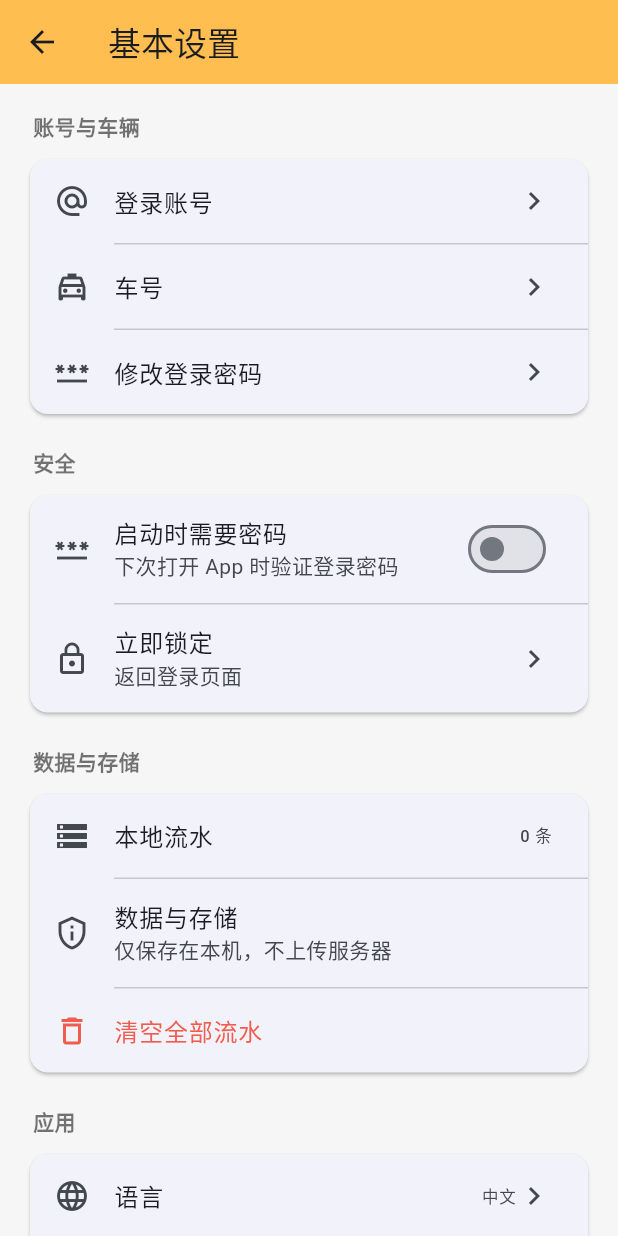
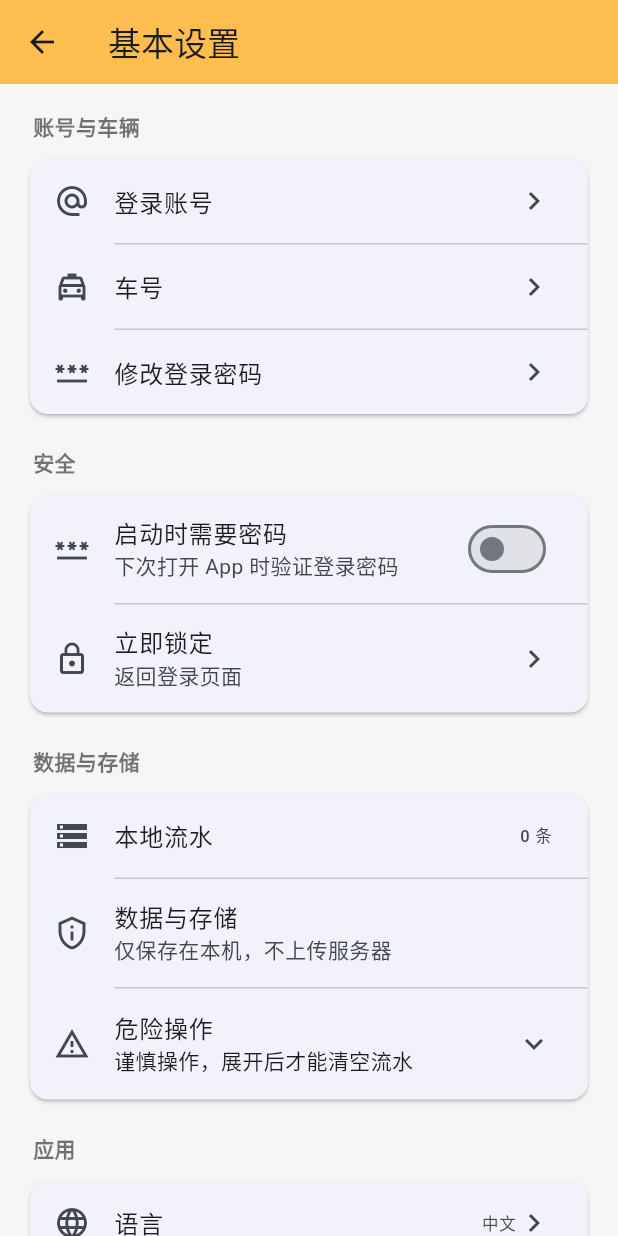
Before and after one commit to outefol/taxi-accounting-app, a Flutter app: the SettingsPage screen opened directly with empty values, on a phone screen of 412 x 824 dp. Run offline on Flutter 3.47's test engine with Material 3 defaults, Android fonts, the phone set to English and light mode, and no system bars; our stand-ins replace audioplayers, csv, shared_preferences; accounts and stored records are empty.

Commit message:
隐藏清空流水危险操作

```diff
--- a/lib/main.dart
+++ b/lib/main.dart
@@ -1028,16 +1028,28 @@ class _SettingsPageState extends State<SettingsPage> {
                   subtitle: Text(tr('localOnly')),
                 ),
                 const Divider(height: 1, indent: 56),
+                ExpansionTile(
+                  leading: const Icon(Icons.warning_amber_outlined),
+                  title: const Text('危险操作'),
+                  subtitle: const Text('谨慎操作，展开后才能清空流水'),
+                  children: [
                     ListTile(
+                      contentPadding: const EdgeInsets.only(
+                        left: 72,
+                        right: 16,
+                      ),
                       leading: const Icon(
-                    Icons.delete_outline,
+                        Icons.delete_forever_outlined,
                         color: Color(0xFFF05C4D),
                       ),
                       title: Text(
                         tr('clearRecords'),
                         style: const TextStyle(color: Color(0xFFF05C4D)),
                       ),
+                      subtitle: const Text('需要密码验证，且无法恢复'),
                       onTap: _clearRecords,
+                    ),
+                  ],
                 ),
               ],
             ),
```
Also changed, not shown: 1 other file. Lines whose indentation alone changed are shown as unchanged.
